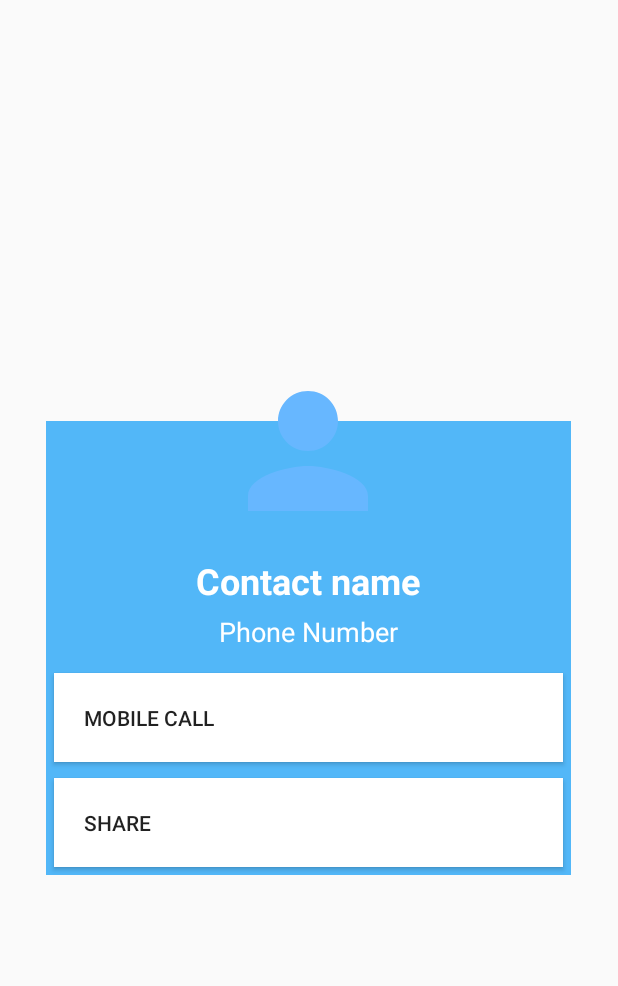
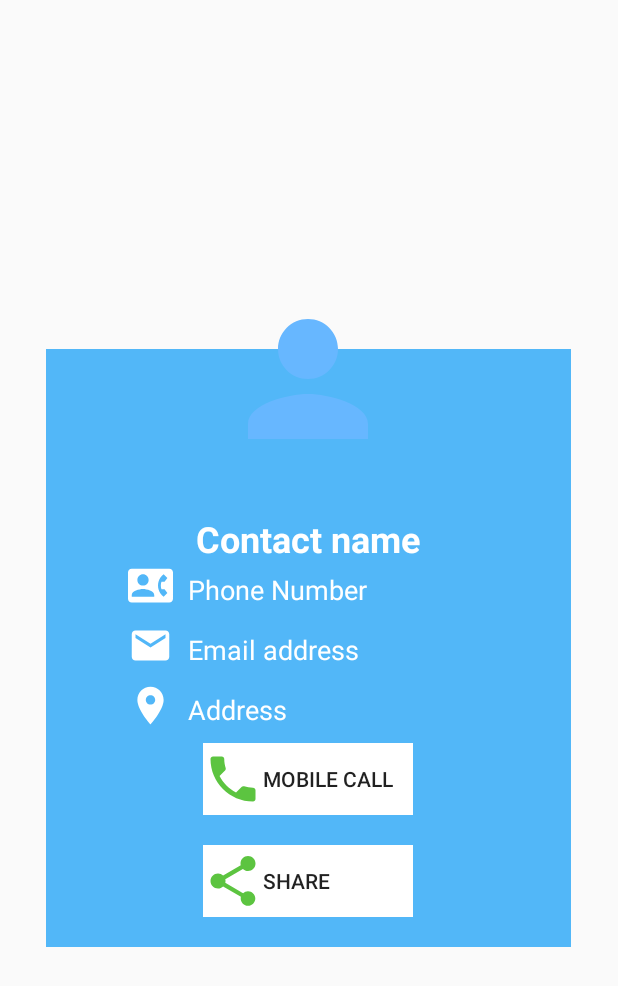
Before and after one commit to 00251716/ContactManager, an Android app: the layout contact_dialog.xml on its own in the app's theme, with its tools: preview values and no code run, on a phone screen of 412 x 824 dp. Shown: the top 986 px of the screen. Run offline under Robolectric (Android 15) with nearby library versions, the phone set to English and light mode, and no system bars.

```diff
--- a/app/src/main/java/com/example/kevin/contactmanager/Adapters/RecyclerViewAdapter.java
+++ b/app/src/main/java/com/example/kevin/contactmanager/Adapters/RecyclerViewAdapter.java
@@ -1,20 +1,28 @@
 package com.example.kevin.contactmanager.Adapters;
 
+import android.Manifest;
 import android.app.Dialog;
 import android.content.Context;
+import android.content.Intent;
+import android.content.pm.PackageManager;
 import android.graphics.Color;
 import android.graphics.drawable.ColorDrawable;
+import android.net.Uri;
 import android.support.annotation.NonNull;
+import android.support.v4.app.ActivityCompat;
 import android.support.v7.widget.RecyclerView;
 import android.view.LayoutInflater;
 import android.view.View;
 import android.view.ViewGroup;
+import android.widget.Button;
 import android.widget.ImageView;
 import android.widget.LinearLayout;
 import android.widget.TextView;
 
 import com.example.kevin.contactmanager.Controllers.ContactController;
+import com.example.kevin.contactmanager.MainActivity;
 import com.example.kevin.contactmanager.R;
+
 
 import java.util.ArrayList;
 
@@ -50,12 +58,32 @@ public class RecyclerViewAdapter extends RecyclerView.Adapter<RecyclerViewAdapte
         vHolder.contactItem.setOnClickListener(new View.OnClickListener() {
             @Override
             public void onClick(View v) {
-                TextView dName = myDialog.findViewById(R.id.dName);
-                TextView dPhone = myDialog.findViewById(R.id.dPhone);
-                ImageView dImg = myDialog.findViewById(R.id.dImg);
+                final TextView dName = myDialog.findViewById(R.id.dName);
+                final TextView dPhone = myDialog.findViewById(R.id.dPhone);
+                final ImageView dImg = myDialog.findViewById(R.id.dImg);
+                final TextView dEmail = myDialog.findViewById(R.id.dEmail);
+                final TextView dAddress = myDialog.findViewById(R.id.dAddress);
+
                 dName.setText(mData.get(vHolder.getAdapterPosition()).getName());
                 dPhone.setText(mData.get(vHolder.getAdapterPosition()).getPhoneNumber1());
                 dImg.setImageBitmap(mData.get(vHolder.getAdapterPosition()).getPhoto());
+                dEmail.setText(mData.get(vHolder.getAdapterPosition()).getEmail());
+                dAddress.setText(mData.get(vHolder.getAdapterPosition()).getAddress());
+
+                Button dCallBtn = (Button) myDialog.findViewById(R.id.dCallBtn);
+                dCallBtn.setOnClickListener(new View.OnClickListener() {
+                    @Override
+                    public void onClick(View v) {
+
+                        Intent intent = new Intent(Intent.ACTION_CALL, Uri.parse(mData.get(vHolder.getAdapterPosition()).getPhoneNumber1()));
+                        if(ActivityCompat.checkSelfPermission(MainActivity.getContext(), Manifest.permission.CALL_PHONE) !=
+                                PackageManager.PERMISSION_GRANTED) {
+                            return;
+                        }
+                        MainActivity.getContext().startActivity(intent);
+                    }
+                });
+
 
                 myDialog.show();
             }
--- /dev/null
+++ b/app/src/main/java/com/example/kevin/contactmanager/Utils/PermissionUtils.java
@@ -0,0 +1,5 @@
+package com.example.kevin.contactmanager.Utils;
+
+public class PermissionUtils {
+
+}
--- /dev/null
+++ b/app/src/main/res/drawable/ic_call_white.xml
@@ -0,0 +1,5 @@
+<vector android:height="24dp" android:tint="#FFFFFF"
+    android:viewportHeight="24.0" android:viewportWidth="24.0"
+    android:width="24dp" xmlns:android="http://schemas.android.com/apk/res/android">
+    <path android:fillColor="#FF000000" android:pathData="M6.62,10.79c1.44,2.83 3.76,5.14 6.59,6.59l2.2,-2.2c0.27,-0.27 0.67,-0.36 1.02,-0.24 1.12,0.37 2.33,0.57 3.57,0.57 0.55,0 1,0.45 1,1V20c0,0.55 -0.45,1 -1,1 -9.39,0 -17,-7.61 -17,-17 0,-0.55 0.45,-1 1,-1h3.5c0.55,0 1,0.45 1,1 0,1.25 0.2,2.45 0.57,3.57 0.11,0.35 0.03,0.74 -0.25,1.02l-2.2,2.2z"/>
+</vector>
--- /dev/null
+++ b/app/src/main/res/drawable/ic_contact_phone_white.xml
@@ -0,0 +1,5 @@
+<vector android:height="24dp" android:tint="#FFFFFF"
+    android:viewportHeight="24.0" android:viewportWidth="24.0"
+    android:width="24dp" xmlns:android="http://schemas.android.com/apk/res/android">
+    <path android:fillColor="#FF000000" android:pathData="M22,3L2,3C0.9,3 0,3.9 0,5v14c0,1.1 0.9,2 2,2h20c1.1,0 1.99,-0.9 1.99,-2L24,5c0,-1.1 -0.9,-2 -2,-2zM8,6c1.66,0 3,1.34 3,3s-1.34,3 -3,3 -3,-1.34 -3,-3 1.34,-3 3,-3zM14,18L2,18v-1c0,-2 4,-3.1 6,-3.1s6,1.1 6,3.1v1zM17.85,14h1.64L21,16l-1.99,1.99c-1.31,-0.98 -2.28,-2.38 -2.73,-3.99 -0.18,-0.64 -0.28,-1.31 -0.28,-2s0.1,-1.36 0.28,-2c0.45,-1.62 1.42,-3.01 2.73,-3.99L21,8l-1.51,2h-1.64c-0.22,0.63 -0.35,1.3 -0.35,2s0.13,1.37 0.35,2z"/>
+</vector>
--- /dev/null
+++ b/app/src/main/res/drawable/ic_email_white.xml
@@ -0,0 +1,5 @@
+<vector android:height="24dp" android:tint="#FFFFFF"
+    android:viewportHeight="24.0" android:viewportWidth="24.0"
+    android:width="24dp" xmlns:android="http://schemas.android.com/apk/res/android">
+    <path android:fillColor="#FF000000" android:pathData="M20,4L4,4c-1.1,0 -1.99,0.9 -1.99,2L2,18c0,1.1 0.9,2 2,2h16c1.1,0 2,-0.9 2,-2L22,6c0,-1.1 -0.9,-2 -2,-2zM20,8l-8,5 -8,-5L4,6l8,5 8,-5v2z"/>
+</vector>
--- /dev/null
+++ b/app/src/main/res/drawable/ic_location_on_white.xml
@@ -0,0 +1,5 @@
+<vector android:height="24dp" android:tint="#FFFFFF"
+    android:viewportHeight="24.0" android:viewportWidth="24.0"
+    android:width="24dp" xmlns:android="http://schemas.android.com/apk/res/android">
+    <path android:fillColor="#FF000000" android:pathData="M12,2C8.13,2 5,5.13 5,9c0,5.25 7,13 7,13s7,-7.75 7,-13c0,-3.87 -3.13,-7 -7,-7zM12,11.5c-1.38,0 -2.5,-1.12 -2.5,-2.5s1.12,-2.5 2.5,-2.5 2.5,1.12 2.5,2.5 -1.12,2.5 -2.5,2.5z"/>
+</vector>
--- a/app/src/main/res/layout/contact_dialog.xml
+++ b/app/src/main/res/layout/contact_dialog.xml
@@ -8,6 +8,7 @@
 
     <LinearLayout
         android:layout_marginTop="40dp"
+        android:padding="20dp"
         android:layout_width="match_parent"
         android:layout_height="wrap_content"
         android:background="@color/colorAccent"
@@ -24,9 +25,24 @@
             android:textSize="24sp"
             android:layout_marginTop="90dp"/>
 
+
+
+        <LinearLayout
+            android:layout_width="wrap_content"
+            android:layout_height="wrap_content"
+            android:orientation="horizontal">
+
+            <ImageView
+                android:layout_width="30dp"
+                android:layout_height="30dp"
+                android:adjustViewBounds="true"
+                app:srcCompat="@drawable/ic_contact_phone_white"
+                />
+
             <TextView
                 android:id="@+id/dPhone"
-            android:layout_width="wrap_content"
+                android:layout_marginLeft="10dp"
+                android:layout_width="200dp"
                 android:layout_height="wrap_content"
                 android:textSize="18sp"
                 android:text="Phone Number"
@@ -34,34 +50,110 @@
                 android:layout_marginTop="5dp"
                 android:layout_marginBottom="10dp"/>
 
+        </LinearLayout>
+
+
         <LinearLayout
-            android:layout_width="match_parent"
-            android:layout_height="match_parent"
+            android:layout_width="wrap_content"
+            android:layout_height="wrap_content"
             android:orientation="horizontal">
+
+            <ImageView
+                android:layout_width="30dp"
+                android:layout_height="30dp"
+                android:adjustViewBounds="true"
+                app:srcCompat="@drawable/ic_email_white"
+                />
+
+            <TextView
+                android:id="@+id/dEmail"
+                android:layout_marginLeft="10dp"
+                android:layout_width="200dp"
+                android:layout_height="wrap_content"
+                android:textSize="18sp"
+                android:text="Email address"
+                android:textColor="@android:color/white"
+                android:layout_marginTop="5dp"
+                android:layout_marginBottom="10dp"/>
+
+        </LinearLayout>
+
+
+        <LinearLayout
+            android:layout_width="wrap_content"
+            android:layout_height="wrap_content"
+            android:orientation="horizontal">
+
+            <ImageView
+                android:layout_width="30dp"
+                android:layout_height="30dp"
+                android:adjustViewBounds="true"
+                app:srcCompat="@drawable/ic_location_on_white"
+                />
+
+            <TextView
+                android:id="@+id/dAddress"
+                android:layout_marginLeft="10dp"
+                android:layout_width="200dp"
+                android:layout_height="wrap_content"
+                android:textSize="18sp"
+                android:text="Address"
+                android:textColor="@android:color/white"
+                android:layout_marginTop="5dp"
+                android:layout_marginBottom="10dp"/>
+
+        </LinearLayout>
+
+        <LinearLayout
+            android:layout_width="wrap_content"
+            android:layout_height="wrap_content"
+            android:orientation="horizontal"
+            android:background="@android:color/white">
+
+            <ImageView
+                android:layout_width="40dp"
+                android:layout_height="40dp"
+                android:layout_gravity="center"
+                app:srcCompat="@drawable/ic_phone"/>
+
+            <Button
+                android:id="@+id/dCallBtn"
+                android:textAlignment="textStart"
+                android:layout_gravity="start"
+                android:layout_width="100dp"
+                android:layout_height="wrap_content"
+                android:background="?android:attr/selectableItemBackground"
+                android:text="Mobile Call"/>
 
 
         </LinearLayout>
-        <Button
-            android:id="@+id/dCallBtn"
-            android:padding="20dp"
-            android:textAlignment="textStart"
-            android:drawablePadding="20dp"
-            android:layout_width="match_parent"
+
+
+        <LinearLayout
+            android:layout_marginTop="20dp"
+            android:layout_width="wrap_content"
             android:layout_height="wrap_content"
-            android:background="#fff"
-            android:layout_margin="5dp"
-            android:text="Mobile Call"/>
+            android:orientation="horizontal"
+            android:background="@android:color/white"
+            >
+
+            <ImageView
+                android:layout_width="40dp"
+                android:layout_height="40dp"
+                android:layout_gravity="center"
+                app:srcCompat="@drawable/ic_share"/>
 
             <Button
                 android:id="@+id/dShareBtn"
-            android:padding="20dp"
-            android:drawablePadding="20dp"
                 android:textAlignment="textStart"
-            android:layout_width="match_parent"
+                android:layout_gravity="start"
+                android:layout_width="100dp"
                 android:layout_height="wrap_content"
-            android:background="#fff"
-            android:layout_margin="5dp"
-            android:text="Share"/>
+                android:text="Share"
+                android:background="?android:attr/selectableItemBackground"/>
+
+
+        </LinearLayout>
 
     </LinearLayout>
 
```
Lines whose indentation alone changed are shown as unchanged.
